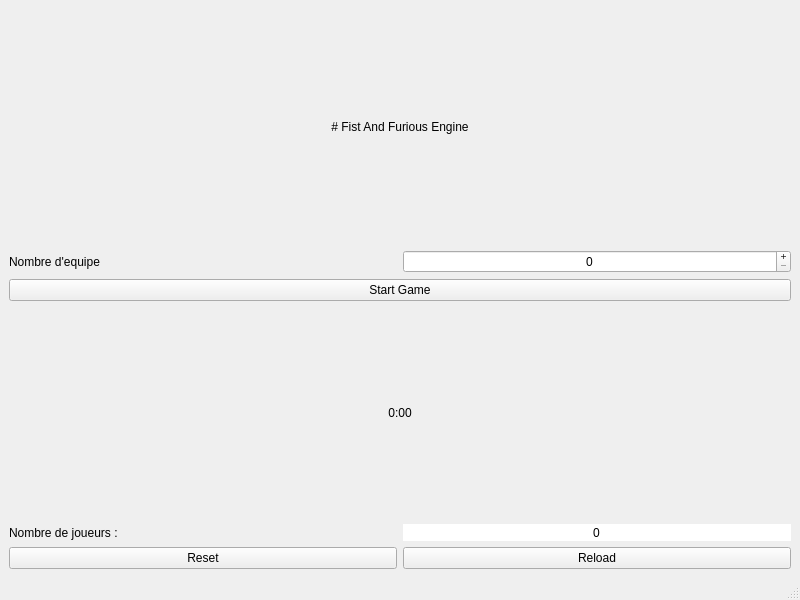
Qt form Engine/window.ui (Douraid-BEN-HASSEN/ar_course) before a commit.
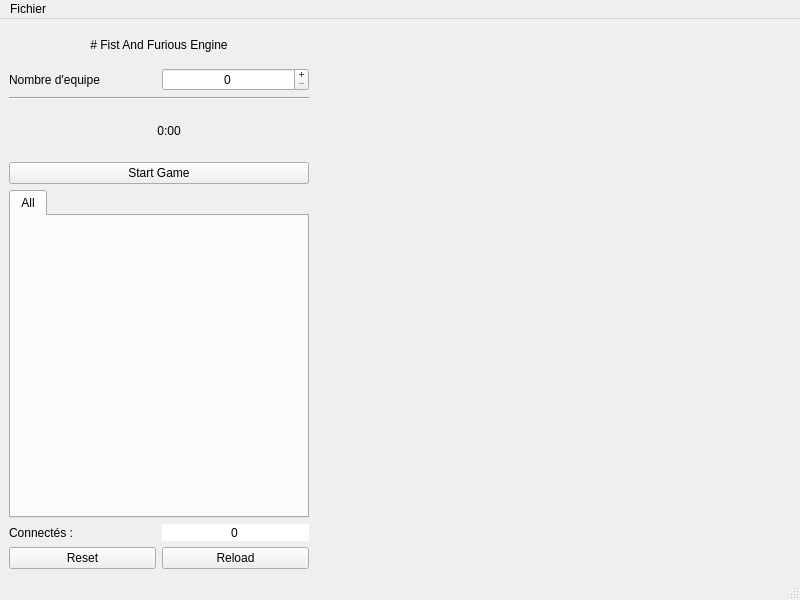
The same form after that commit.

```diff
--- a/Engine/window.ui
+++ b/Engine/window.ui
@@ -14,9 +14,25 @@
    <string>MainWindow</string>
   </property>
   <widget class="QWidget" name="centralwidget">
-   <layout class="QHBoxLayout" name="horizontalLayout">
-    <item>
+   <layout class="QGridLayout" name="gridLayout">
+    <item row="0" column="0">
      <layout class="QVBoxLayout" name="verticalLayout">
+      <item>
+       <spacer name="verticalSpacer_3">
+        <property name="orientation">
+         <enum>Qt::Vertical</enum>
+        </property>
+        <property name="sizeType">
+         <enum>QSizePolicy::Fixed</enum>
+        </property>
+        <property name="sizeHint" stdset="0">
+         <size>
+          <width>20</width>
+          <height>10</height>
+         </size>
+        </property>
+       </spacer>
+      </item>
       <item>
        <widget class="QLabel" name="label">
         <property name="text">
@@ -30,6 +46,22 @@
         </property>
        </widget>
       </item>
+      <item>
+       <spacer name="verticalSpacer_2">
+        <property name="orientation">
+         <enum>Qt::Vertical</enum>
+        </property>
+        <property name="sizeType">
+         <enum>QSizePolicy::Fixed</enum>
+        </property>
+        <property name="sizeHint" stdset="0">
+         <size>
+          <width>20</width>
+          <height>10</height>
+         </size>
+        </property>
+       </spacer>
+      </item>
       <item>
        <layout class="QVBoxLayout" name="verticalLayout_Config">
         <item>
@@ -62,9 +94,9 @@
        </layout>
       </item>
       <item>
-       <widget class="QPushButton" name="pushButton_start">
-        <property name="text">
-         <string>Start Game</string>
+       <widget class="Line" name="line">
+        <property name="orientation">
+         <enum>Qt::Horizontal</enum>
         </property>
        </widget>
       </item>
@@ -72,6 +104,22 @@
        <layout class="QVBoxLayout" name="verticalLayout_GameInfo">
         <item>
          <layout class="QHBoxLayout" name="horizontalLayout_4">
+          <item>
+           <spacer name="verticalSpacer">
+            <property name="orientation">
+             <enum>Qt::Vertical</enum>
+            </property>
+            <property name="sizeType">
+             <enum>QSizePolicy::Preferred</enum>
+            </property>
+            <property name="sizeHint" stdset="0">
+             <size>
+              <width>20</width>
+              <height>50</height>
+             </size>
+            </property>
+           </spacer>
+          </item>
           <item>
            <widget class="QLabel" name="label_timer">
             <property name="text">
@@ -84,12 +132,40 @@
           </item>
          </layout>
         </item>
+        <item>
+         <widget class="QPushButton" name="pushButton_start">
+          <property name="text">
+           <string>Start Game</string>
+          </property>
+         </widget>
+        </item>
+        <item>
+         <widget class="QTabWidget" name="tabWidget_scoreboard">
+          <property name="maximumSize">
+           <size>
+            <width>300</width>
+            <height>16777215</height>
+           </size>
+          </property>
+          <property name="tabShape">
+           <enum>QTabWidget::Rounded</enum>
+          </property>
+          <property name="currentIndex">
+           <number>0</number>
+          </property>
+          <widget class="QWidget" name="All">
+           <attribute name="title">
+            <string>All</string>
+           </attribute>
+          </widget>
+         </widget>
+        </item>
         <item>
          <layout class="QHBoxLayout" name="horizontalLayout_2">
           <item>
            <widget class="QLabel" name="label_2">
             <property name="text">
-             <string>Nombre de joueurs :</string>
+             <string>Connectés :</string>
             </property>
            </widget>
           </item>
@@ -133,8 +209,22 @@
       </item>
      </layout>
     </item>
-    <item>
-     <layout class="QVBoxLayout" name="verticalLayout_main"/>
+    <item row="0" column="1">
+     <layout class="QVBoxLayout" name="verticalLayout_main">
+      <item>
+       <spacer name="horizontalSpacer">
+        <property name="orientation">
+         <enum>Qt::Horizontal</enum>
+        </property>
+        <property name="sizeHint" stdset="0">
+         <size>
+          <width>40</width>
+          <height>20</height>
+         </size>
+        </property>
+       </spacer>
+      </item>
+     </layout>
     </item>
    </layout>
   </widget>
@@ -147,6 +237,14 @@
      <height>22</height>
     </rect>
    </property>
+   <widget class="QMenu" name="menuFichier">
+    <property name="title">
+     <string>Fichier</string>
+    </property>
+    <addaction name="action_reload"/>
+    <addaction name="action_resetConf"/>
+   </widget>
+   <addaction name="menuFichier"/>
   </widget>
   <widget class="QStatusBar" name="statusbar"/>
  </widget>
```
Left out of the diff: 10 changed lines with no effect on the pictures.
